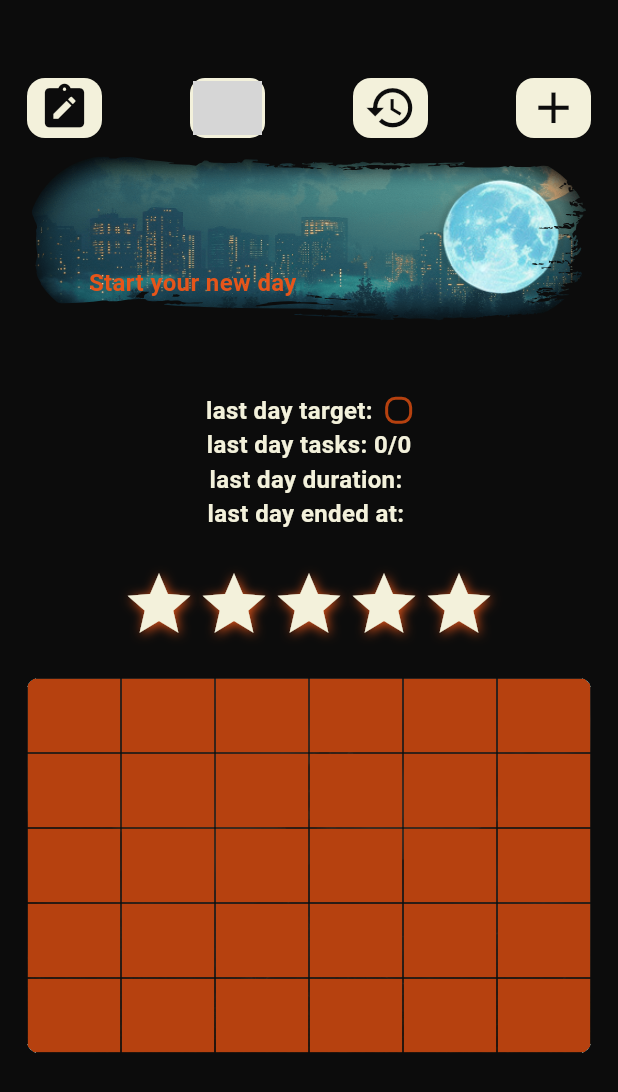
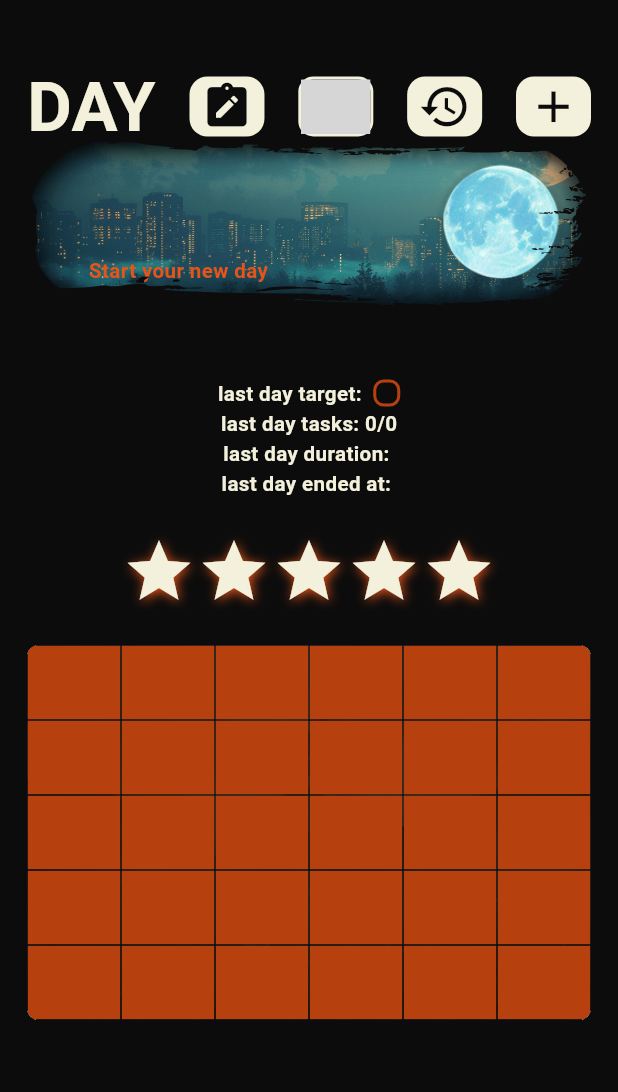
Before and after one commit to denissavishchev/neo_day, a Flutter app: the screen it shows after launch, on a phone screen of 412 x 824 dp. Shown: the top 1092 px of the screen. Run offline on Flutter 3.47's test engine with Material 3 defaults, Android fonts, the phone set to English and light mode, and no system bars; our stand-ins replace easy_localization, flutter_screenutil, flutter_svg, hive, hive_flutter; missing offline and left inert: country_flags; accounts and stored records are empty; grey boxes are pictures that could not be loaded.

Commit message:
refactoring and top widget

```diff
--- a/lib/constants.dart
+++ b/lib/constants.dart
@@ -1,4 +1,5 @@
 import 'package:flutter/material.dart';
+import 'package:flutter_screenutil/flutter_screenutil.dart';
 
 const kBlue = Color(0xff104c64);
 const kGrey = Color(0xffc9dfdc);
@@ -12,21 +13,28 @@ const kIndigo = Color(0xff0d0d55);
 const kNavy = Color(0xff24e0ff);
 const kGreen = Color(0xffe2e603);
 
-const kTextStyle = TextStyle(
+TextStyle kTextStyle = TextStyle(
     color: kWhite,
-    fontSize: 16,
+    fontSize: 24.sp,
     fontWeight: FontWeight.bold
 );
 
-const kTangerineTextStyle = TextStyle(
+TextStyle kTangerineTextStyle = TextStyle(
     color: kTangerine,
-    fontSize: 16,
+    fontSize: 24.sp,
     fontWeight: FontWeight.bold
 );
 
-const kBlackTextStyle = TextStyle(
+TextStyle kBlackTextStyle = TextStyle(
     color: kBlack,
-    fontSize: 16,
+    fontSize: 24.sp,
+    fontWeight: FontWeight.bold
+);
+
+TextStyle kBigTextStyle = TextStyle(
+    color: kWhite,
+    fontSize: 80.sp,
+    height: 1,
     fontWeight: FontWeight.bold
 );
 
--- a/lib/screens/main_screen.dart
+++ b/lib/screens/main_screen.dart
@@ -2,15 +2,14 @@ import 'package:flutter/material.dart';
 import 'package:neo_day/constants.dart';
 import 'package:neo_day/main_provider.dart';
 import 'package:provider/provider.dart';
-import '../widgets/day_button.dart';
 import '../widgets/day_night_switch_widget.dart';
-import '../widgets/habits_list_widget.dart';
-import '../widgets/languages/language_widget.dart';
-import '../widgets/night_widget.dart';
-import '../widgets/motivation_widget.dart';
+import '../widgets/day_widgets/habits_list_widget.dart';
+import '../widgets/night_widgets/night_widget.dart';
+import '../widgets/day_widgets/motivation_widget.dart';
 import '../widgets/notepad_widget.dart';
-import '../widgets/start_task_widget.dart';
-import '../widgets/today_target_widget.dart';
+import '../widgets/day_widgets/start_task_widget.dart';
+import '../widgets/day_widgets/today_target_widget.dart';
+import '../widgets/day_widgets/top_widget.dart';
 
 class MainScreen extends StatefulWidget {
   const MainScreen({super.key});
@@ -44,23 +43,17 @@ class _MainScreenState extends State<MainScreen> {
                   padding: const EdgeInsets.symmetric(horizontal: 18.0),
                   color: kBlack,
                   child: Column(
-                      spacing: 12,
                       children: [
-                        const SizedBox(height: 40,),
-                        Row(
-                          mainAxisAlignment: MainAxisAlignment.spaceBetween,
-                          children: [
-                            DayButton(icon: Icons.note_alt,
-                                onTap: () => data.readNote()),
-                            LanguageWidget(),
-                            DayButton(icon: Icons.history, onTap: () {  },),
-                            DayButton(icon: Icons.add, onTap: () => data.showToAddHabit(context),)
-                          ],
-                        ),
+                        const SizedBox(height: 48,),
+                        TopWidget(),
                         DaySwitchWidget(),
+                        const SizedBox(height: 12,),
                         TodayTargetWidget(),
+                        const SizedBox(height: 12,),
                         MotivationWidget(),
+                        const SizedBox(height: 12,),
                         StartTaskWidget(),
+                        const SizedBox(height: 12,),
                         Expanded(
                             child: data.isDay
                                 ? HabitsListWidget()
--- a/lib/widgets/day_night_switch_widget.dart
+++ b/lib/widgets/day_night_switch_widget.dart
@@ -76,7 +76,7 @@ class _DaySwitchWidgetState extends State<DaySwitchWidget> {
                             opacity: data.isDay ? 0 : 1,
                             duration: Duration(milliseconds: data.isDay ? 200 : 500),
                             curve: Curves.easeInCubic,
-                            child: const Text('Start your new day',
+                            child: Text('Start your new day',
                               style: kTangerineTextStyle,))),
                     Positioned(
                         top: 14,
--- a/lib/widgets/day_button.dart
+++ b/lib/widgets/day_widgets/day_button.dart
@@ -1,5 +1,5 @@
 import 'package:flutter/material.dart';
-import '../constants.dart';
+import '../../constants.dart';
 
 class DayButton extends StatelessWidget {
   const DayButton({
--- a/lib/widgets/habits_list_widget.dart
+++ b/lib/widgets/day_widgets/habits_list_widget.dart
@@ -1,10 +1,11 @@
 import 'package:flutter/material.dart';
+import 'package:flutter_screenutil/flutter_screenutil.dart';
 import 'package:hive_flutter/adapters.dart';
 import 'package:provider/provider.dart';
-import '../constants.dart';
-import '../main_provider.dart';
-import '../models/boxes.dart';
-import '../models/habits_model.dart';
+import '../../constants.dart';
+import '../../main_provider.dart';
+import '../../models/boxes.dart';
+import '../../models/habits_model.dart';
 import 'task_switch_button_widget.dart';
 
 class HabitsListWidget extends StatelessWidget {
@@ -50,7 +51,7 @@ class HabitsListWidget extends StatelessWidget {
                                           crossAxisAlignment: CrossAxisAlignment.start,
                                           children: [
                                             Text(habits[index].name,
-                                              style: kBlackTextStyle. copyWith(fontSize: 20),),
+                                              style: kBlackTextStyle. copyWith(fontSize: 32.sp),),
                                             const SizedBox(height: 8,),
                                             SizedBox(
                                               width: 240,
@@ -97,9 +98,9 @@ class HabitsListWidget extends StatelessWidget {
                                                           border: Border.all(width: 1, color: kBlack)
                                                       ),
                                                     ),
-                                                    const Text('- ', style: kBlackTextStyle,),
+                                                    Text('- ', style: kBlackTextStyle,),
                                                     Text(data.ones.toString(), style: kBlackTextStyle,),
-                                                    const Text(' / ', style: kBlackTextStyle,),
+                                                    Text(' / ', style: kBlackTextStyle,),
                                                     Container(
                                                       margin: const EdgeInsets.only(right: 4),
                                                       width: 12,
@@ -110,16 +111,16 @@ class HabitsListWidget extends StatelessWidget {
                                                           border: Border.all(width: 1, color: kBlack)
                                                       ),
                                                     ),
-                                                    const Text('- ', style: kBlackTextStyle,),
+                                                    Text('- ', style: kBlackTextStyle,),
                                                     Text(data.zeros.toString(), style: kBlackTextStyle,),
                                                   ],
                                                 ),
                                                 Row(
                                                   children: [
                                                     Text(data.convertedLength.toString(), style: kBlackTextStyle,),
-                                                    const Text(' / ', style: kBlackTextStyle,),
+                                                    Text(' / ', style: kBlackTextStyle,),
                                                     Text(habits[index].days.toString(), style: kBlackTextStyle,),
-                                                    const Text(' days', style: kBlackTextStyle,),
+                                                    Text(' days', style: kBlackTextStyle,),
                                                   ],
                                                 )
                                               ],
--- a/lib/widgets/motivation_widget.dart
+++ b/lib/widgets/day_widgets/motivation_widget.dart
@@ -1,8 +1,8 @@
 import 'package:easy_localization/easy_localization.dart';
 import 'package:flutter/material.dart';
 import 'package:provider/provider.dart';
-import '../constants.dart';
-import '../main_provider.dart';
+import '../../constants.dart';
+import '../../main_provider.dart';
 
 class MotivationWidget extends StatelessWidget {
   const MotivationWidget({super.key});
--- a/lib/widgets/start_task_widget.dart
+++ b/lib/widgets/day_widgets/start_task_widget.dart
@@ -2,8 +2,8 @@ import 'package:easy_localization/easy_localization.dart';
 import 'package:flutter/material.dart';
 import 'package:flutter_svg/flutter_svg.dart';
 import 'package:provider/provider.dart';
-import '../constants.dart';
-import '../main_provider.dart';
+import '../../constants.dart';
+import '../../main_provider.dart';
 
 class StartTaskWidget extends StatelessWidget {
   const StartTaskWidget({
--- a/lib/widgets/task_switch_button_widget.dart
+++ b/lib/widgets/day_widgets/task_switch_button_widget.dart
@@ -1,7 +1,7 @@
 import 'package:flutter/material.dart';
 import 'package:provider/provider.dart';
-import '../constants.dart';
-import '../main_provider.dart';
+import '../../constants.dart';
+import '../../main_provider.dart';
 
 class TaskSwitchButtonWidget extends StatelessWidget {
   const TaskSwitchButtonWidget({
--- a/lib/widgets/today_target_widget.dart
+++ b/lib/widgets/day_widgets/today_target_widget.dart
@@ -1,7 +1,7 @@
 import 'package:flutter/material.dart';
 import 'package:provider/provider.dart';
-import '../constants.dart';
-import '../main_provider.dart';
+import '../../constants.dart';
+import '../../main_provider.dart';
 
 class TodayTargetWidget extends StatelessWidget {
   const TodayTargetWidget({
--- /dev/null
+++ b/lib/widgets/day_widgets/top_widget.dart
@@ -0,0 +1,31 @@
+import 'package:flutter/material.dart';
+import 'package:provider/provider.dart';
+import '../../constants.dart';
+import '../../main_provider.dart';
+import 'day_button.dart';
+import '../languages/language_widget.dart';
+
+class TopWidget extends StatelessWidget {
+  const TopWidget({
+    super.key,
+  });
+
+  @override
+  Widget build(BuildContext context) {
+    return Consumer<MainProvider>(
+        builder: (context, data, _){
+          return Row(
+            mainAxisAlignment: MainAxisAlignment.spaceBetween,
+            children: [
+              Text('DAY', style: kBigTextStyle,),
+              DayButton(icon: Icons.note_alt,
+                  onTap: () => data.readNote()),
+              LanguageWidget(),
+              DayButton(icon: Icons.history, onTap: () {  },),
+              DayButton(icon: Icons.add, onTap: () => data.showToAddHabit(context),)
+            ],
+          );
+        }
+    );
+  }
+}
--- a/lib/widgets/night_widget.dart
+++ b/lib/widgets/night_widgets/night_widget.dart
@@ -2,7 +2,7 @@ import 'package:easy_localization/easy_localization.dart';
 import 'package:flutter/material.dart';
 import 'package:neo_day/main_provider.dart';
 import 'package:provider/provider.dart';
-import '../constants.dart';
+import '../../constants.dart';
 
 class NightWidget extends StatelessWidget {
   const NightWidget({
```
